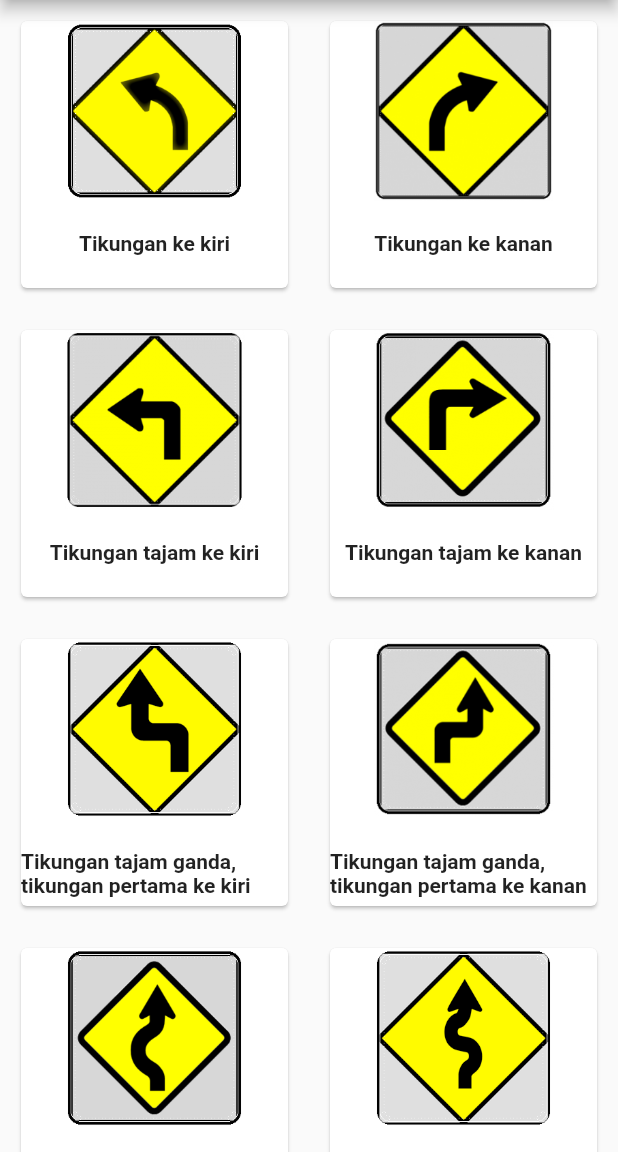
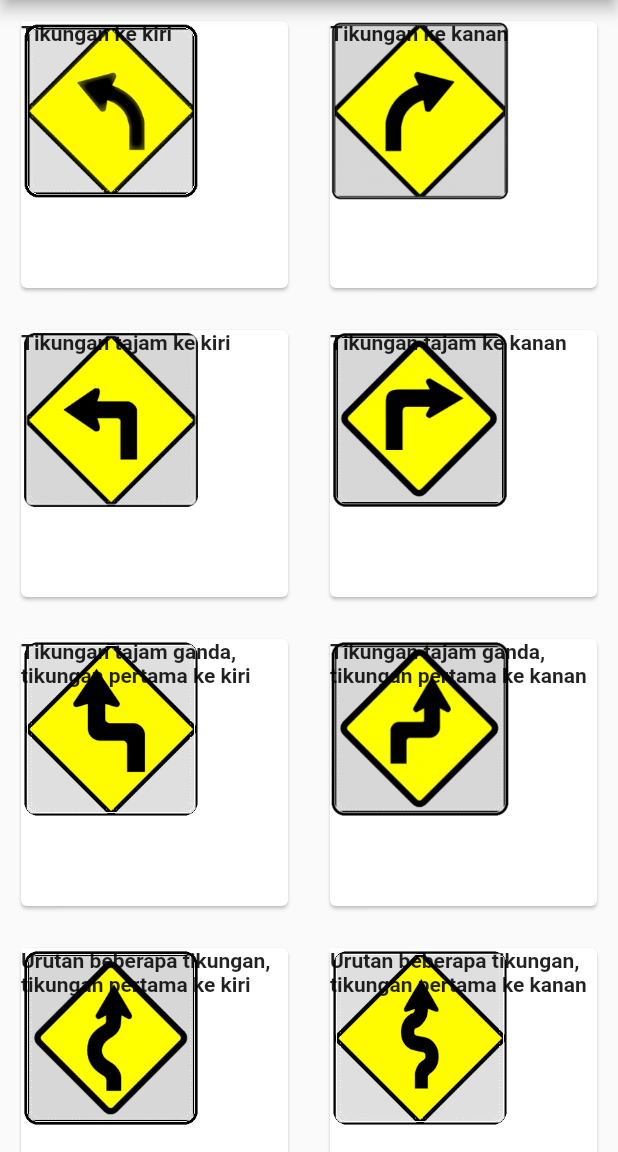
Before and after one commit to slametpolkam/galeri_foto, a Flutter app: the screen it shows after launch, on a phone screen of 412 x 824 dp, the part 84-1236 px from its top. Run offline on Flutter 3.47's test engine with Material 2 defaults, Android fonts, the phone set to English and light mode, and no system bars; our stand-ins replace rflutter_alert.

Commit message:
modifikasi masalah text tidak muat

```diff
--- a/lib/screens/grid_rambu.dart
+++ b/lib/screens/grid_rambu.dart
@@ -88,18 +88,22 @@ class _PageCustomGridviewState extends State<PageCustomeGridview> {
                 desc: dataMakanan['keterangan'],
               ).show();
             },
-            child: Column(
+            child: Stack(
               children: [
+                Align(
+                  alignment: Alignment.bottomCenter,
+                ),
                 Hero(
+
                     //Animasi untuk gambar
                     tag: dataMakanan['nama'],
                     child: Image.asset(
                       "images/$gambarMakanan",
                       height: 120.0,
                       width: 120,
-                      fit: BoxFit.contain,
+                      fit: BoxFit.cover,
                     )),
-                Padding(padding: EdgeInsets.all(10)),
+                Padding(padding: EdgeInsets.all(100)),
                 Text(
                   dataMakanan["nama"],
                   style: TextStyle(fontSize: 14.0, fontWeight: FontWeight.bold),
@@ -124,6 +128,7 @@ class _PageCustomGridviewState extends State<PageCustomeGridview> {
   @override
   Widget build(BuildContext context) {
     return Scaffold(
+      // resizeToAvoidBottomPadding: false,
       appBar: AppBar(
         title: Text("Apps List Rambu"),
         backgroundColor: Colors.deepOrange,
```
